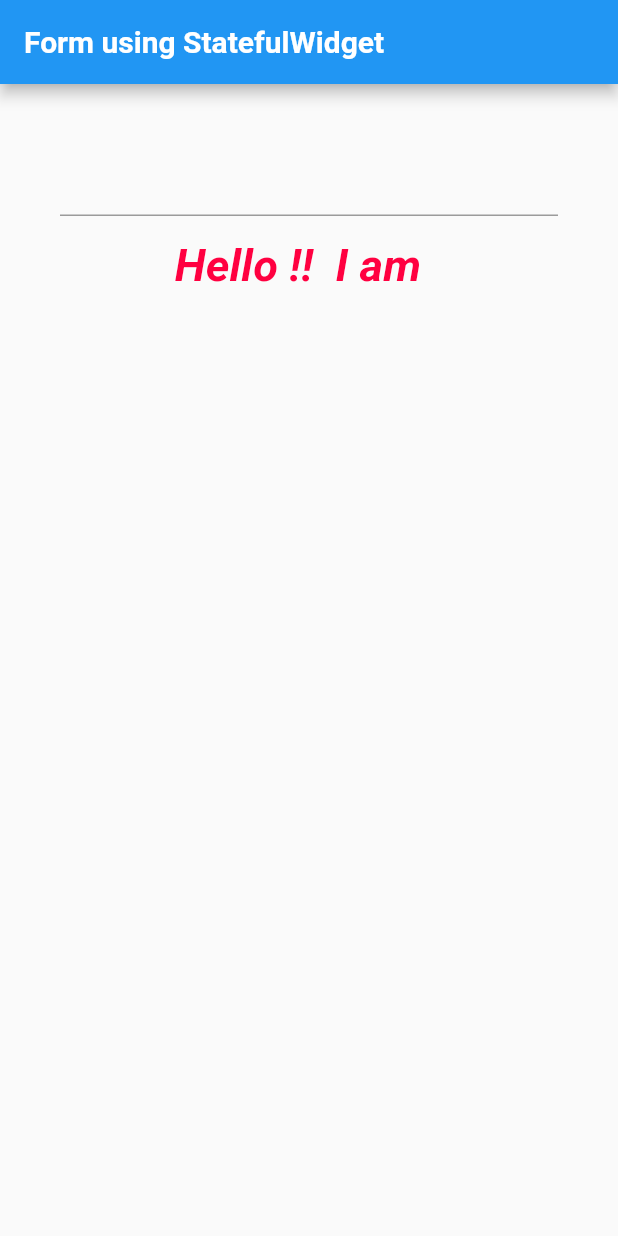
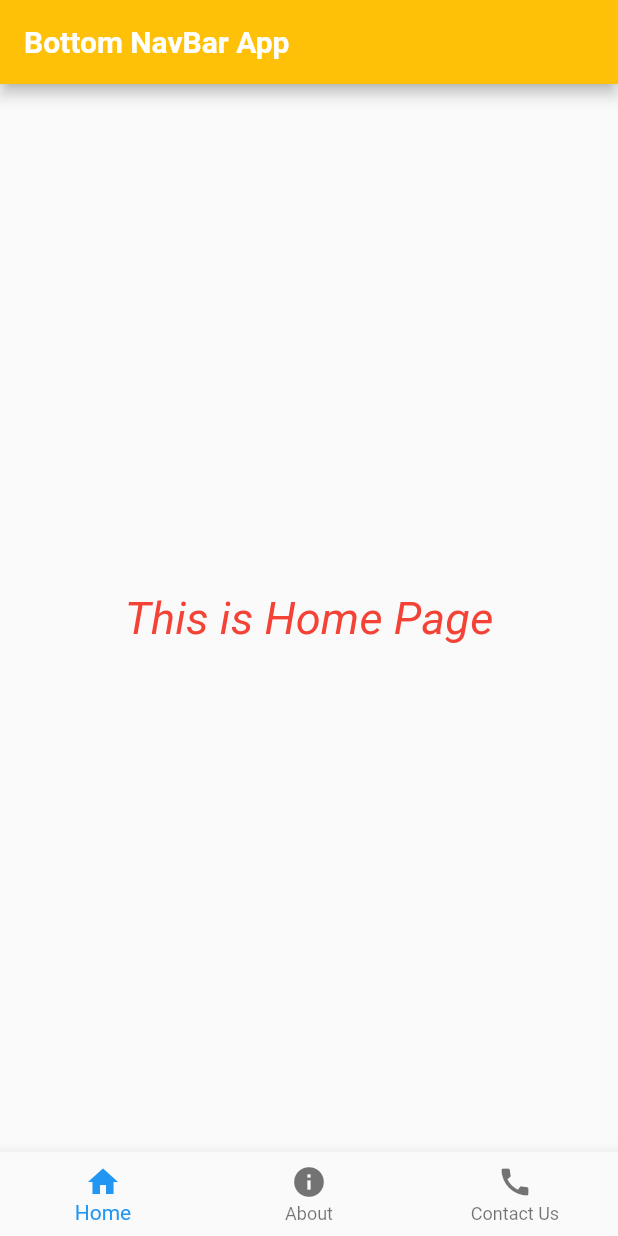
Before and after one commit to Amrut-17/FlutterPractice, a Flutter app: the screen it shows after launch, on a phone screen of 412 x 824 dp. Run offline on Flutter 3.47's test engine with Material 2 defaults, Android fonts, the phone set to English and light mode, and no system bars.

Commit message:
BottomNavigationBar, BottomNavigationBarItem, onTap, setState

```diff
--- a/lib/main.dart
+++ b/lib/main.dart
@@ -1,150 +1,59 @@
 import 'package:flutter/material.dart';
+import 'package:flutter_dev_practice/screens/sample_pages.dart';
 
 void main() {
   runApp(
-    MaterialApp(
-      title: "StatefulWidget_Concept",
-      home: HomeScreen(),
-    ),
+    BottomNavBar(),
   );
 }
 
-class HomeScreen extends StatefulWidget {
-  const HomeScreen({Key? key}) : super(key: key);
-
+class BottomNavBar extends StatelessWidget {
   @override
-  _HomeScreenState createState() => _HomeScreenState();
+  Widget build(BuildContext context) {
+    return MaterialApp(
+      debugShowCheckedModeBanner: false,
+      title: "Bottom NavBar",
+      home: BottomMenu(),
+    );
+  }
 }
 
-class _HomeScreenState extends State<HomeScreen> {
-  String fName = "";
+class BottomMenu extends StatefulWidget {
+  @override
+  _BottomMenuState createState() => _BottomMenuState();
+}
+
+class _BottomMenuState extends State<BottomMenu> {
+  var _page = [HomePage(), AboutPage(), ContactPage()];
+  int _selectedItem = 0;
   @override
   Widget build(BuildContext context) {
     return Scaffold(
       appBar: AppBar(
-        title: Text(
-          "Form using StatefulWidget",
+        backgroundColor: Colors.amber,
+        title: const Text(
+          "Bottom NavBar App",
           style: TextStyle(
             fontWeight: FontWeight.bold,
           ),
         ),
       ),
-      body: Container(
-        margin: EdgeInsets.all(20.0),
-        padding: EdgeInsets.all(20.0),
-        child: Column(
-          children: <Widget>[
-            TextField(
-              onSubmitted: (String firstName) {
-                setState(() {
-                  fName = firstName;
-                });
-              },
-            ),
-            Padding(
-              padding: const EdgeInsets.all(15.0),
-              child: Text(
-                "Hello !! \tI am $fName ",
-                style: TextStyle(
-                  color: Color.fromARGB(255, 255, 0, 64),
-                  fontStyle: FontStyle.italic,
-                  fontWeight: FontWeight.bold,
-                  fontSize: 30.0,
-                ),
-              ),
-            ),
-          ],
-        ),
+      body: Center(
+        child: _page[_selectedItem],
+      ),
+      bottomNavigationBar: BottomNavigationBar(
+        items: <BottomNavigationBarItem>[
+          BottomNavigationBarItem(icon: Icon(Icons.home), label: "Home",),
+          BottomNavigationBarItem(icon: Icon(Icons.info), label: "About"),
+          BottomNavigationBarItem(icon: Icon(Icons.call), label: "Contact Us"),
+        ],
+        currentIndex: _selectedItem,
+        onTap: (setValue) {
+          setState(() {
+            _selectedItem = setValue;
+          });
+        },
       ),
     );
   }
 }
-
-
-
-
-
-
-
-
-
-
-
-
-
-
-
-
-
-
-
-
-
-
-
-
-
-
-
-
-
-
-
-
-
-// import 'package:flutter/material.dart';
-
-// void main() {
-//   runApp(
-//     MaterialApp(
-//       title: "Form Using StatefullWidget",
-//       home: SimpleForm(),
-//     ),
-//   );
-// }
-
-// class SimpleForm extends StatefulWidget {
-//   @override
-//   _SimpleFormState createState() => _SimpleFormState();
-// }
-
-// class _SimpleFormState extends State<SimpleForm> {
-//   String name = "";
-//   @override
-//   Widget build(BuildContext context) {
-//     return Scaffold(
-//       appBar: AppBar(
-//         title: Text(
-//           "Form using StatefulWidget",
-//         ),
-//       ),
-//       body: Container(
-//         margin: EdgeInsets.all(20.0),
-//         padding: EdgeInsets.all(10.0),
-//         child: Column(
-//           children: <Widget>[
-//             TextField(
-//               onSubmitted: (String username) {
-//                 setState(() {
-//                   name = username;
-//                 });
-//               },
-//             ),
-//             Padding(
-//               padding: const EdgeInsets.all(10.0),
-//               child: Text(
-//                 "Hello !! \nI am $name",
-//                 style: TextStyle(
-//                   color: Colors.amberAccent,
-//                   fontSize: 30.0,
-//                   fontStyle: FontStyle.italic,
-//                   fontWeight: FontWeight.bold,
-//                 ),
-//               ),
-//             ),
-//           ],
-//         ),
-//       ),
-//     );
-//   }
-// }
--- /dev/null
+++ b/lib/screens/sample_pages.dart
@@ -0,0 +1,55 @@
+import 'package:flutter/material.dart';
+
+class HomePage extends StatelessWidget {
+  @override
+  Widget build(BuildContext context) {
+    return Scaffold(
+      body: Center(
+        child: Text(
+          "This is Home Page",
+          style: TextStyle(
+            fontSize: 30.0,
+            fontStyle: FontStyle.italic,
+            color: Colors.red,
+          ),
+        ),
+      ),
+    );
+  }
+}
+
+class AboutPage extends StatelessWidget {
+  @override
+  Widget build(BuildContext context) {
+    return Scaffold(
+      body: Center(
+        child: Text(
+          "This is About Page",
+          style: TextStyle(
+            fontSize: 30.0,
+            fontStyle: FontStyle.italic,
+            color: Colors.red,
+          ),
+        ),
+      ),
+    );
+  }
+}
+
+class ContactPage extends StatelessWidget {
+  @override
+  Widget build(BuildContext context) {
+    return Scaffold(
+      body: Center(
+        child: Text(
+          "This is Contact Page",
+          style: TextStyle(
+            fontSize: 30.0,
+            fontStyle: FontStyle.italic,
+            color: Colors.red,
+          ),
+        ),
+      ),
+    );
+  }
+}
```
Also changed, not shown: lib/screens/table_screen.dart (added), screenshot.png (deleted), ss1.png (added), ss2.png (added), ss3.png (added), 1 other file.
